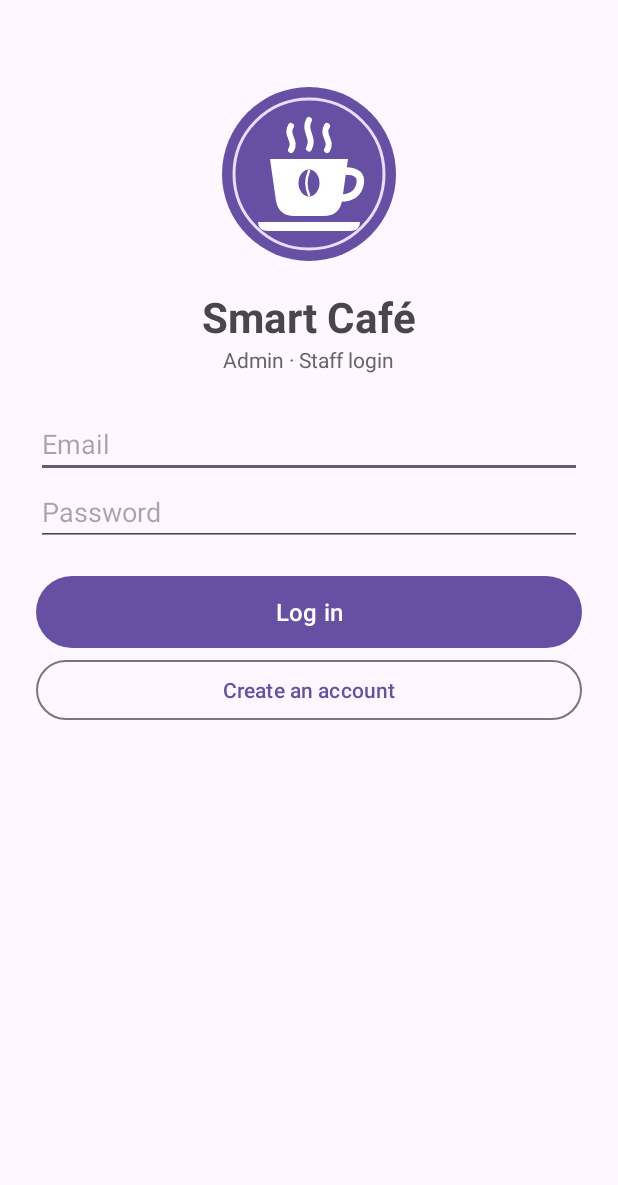
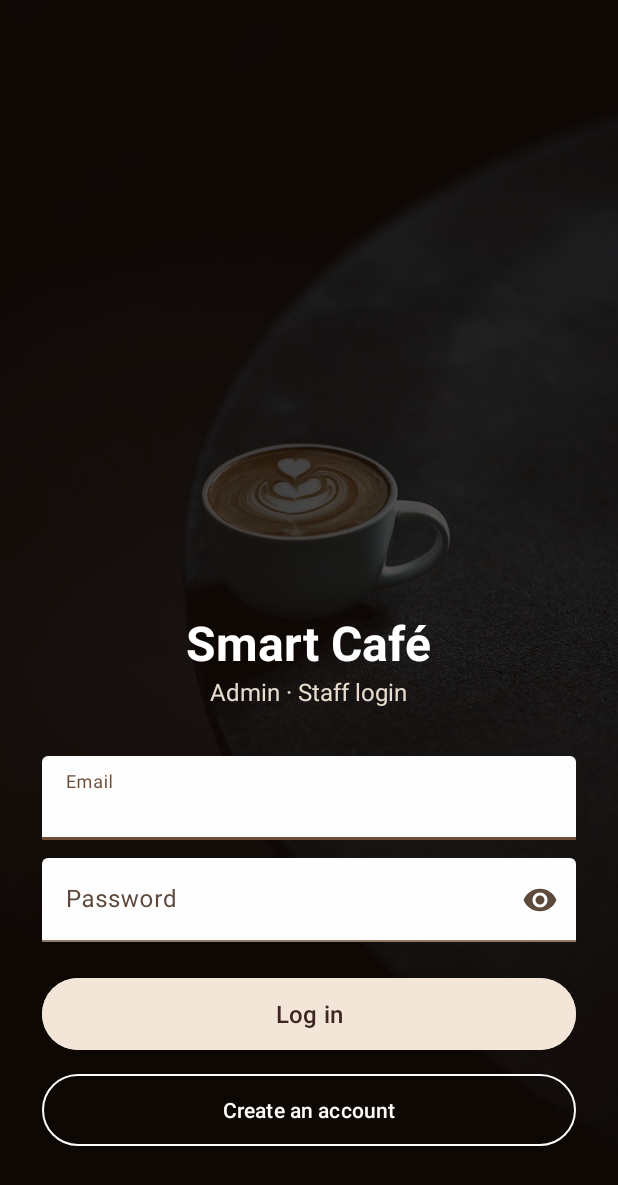
Before and after one commit to hamradsaad/CTEC3703-SmartCafeAdmin, an Android app: the screen it shows after launch (LoginActivity), on a phone screen of 412 x 824 dp. Shown: the top 1185 px of the screen. Run offline under Robolectric (Android 15) with nearby library versions, the phone set to English and light mode, and no system bars; our stand-ins replace Firebase (no records; nobody signed in at launch, a user with empty details on screens opened directly).

Commit message:
café theme (coffee/cream), photo background on login, photo header on home, removed logo from login

```diff
--- a/app/src/main/java/com/example/smartcafeadmin/BarChartView.kt
+++ b/app/src/main/java/com/example/smartcafeadmin/BarChartView.kt
@@ -20,7 +20,7 @@ class BarChartView @JvmOverloads constructor(
     private val density = resources.displayMetrics.density
 
     private val barPaint = Paint(Paint.ANTI_ALIAS_FLAG).apply {
-        color = Color.parseColor("#6750A4")
+        color = Color.parseColor("#6F4E37")
     }
     private val axisPaint = Paint(Paint.ANTI_ALIAS_FLAG).apply {
         color = Color.LTGRAY
--- a/app/src/main/res/drawable/ic_logo.xml
+++ b/app/src/main/res/drawable/ic_logo.xml
@@ -7,13 +7,13 @@
 
     <!-- Purple circle -->
     <path
-        android:fillColor="#6750A4"
+        android:fillColor="#6F4E37"
         android:pathData="M60,60m-58,0a58,58 0,1 1,116 0a58,58 0,1 1,-116 0" />
 
     <!-- Inner ring -->
     <path
         android:fillColor="#00000000"
-        android:strokeColor="#EADDFF"
+        android:strokeColor="#F3E5D8"
         android:strokeWidth="2"
         android:pathData="M60,60m-50,0a50,50 0,1 1,100 0a50,50 0,1 1,-100 0" />
 
@@ -56,7 +56,7 @@
 
     <!-- Coffee bean -->
     <path
-        android:fillColor="#6750A4"
+        android:fillColor="#6F4E37"
         android:pathData="M53,66 a7,9 0 1,0 14,0 a7,9 0 1,0 -14,0" />
     <path
         android:fillColor="#00000000"
--- a/app/src/main/res/layout/activity_edit_item.xml
+++ b/app/src/main/res/layout/activity_edit_item.xml
@@ -42,7 +42,7 @@
                 android:id="@+id/textPhotoPlaceholder"
                 android:layout_width="match_parent"
                 android:layout_height="match_parent"
-                android:background="#EADDFF"
+                android:background="#F3E5D8"
                 android:gravity="center"
                 android:text="No picture yet"
                 android:textSize="16sp" />
--- a/app/src/main/res/layout/activity_item_detail.xml
+++ b/app/src/main/res/layout/activity_item_detail.xml
@@ -32,7 +32,7 @@
                     android:id="@+id/textEmoji"
                     android:layout_width="match_parent"
                     android:layout_height="match_parent"
-                    android:background="#EADDFF"
+                    android:background="#F3E5D8"
                     android:gravity="center"
                     android:textSize="80sp" />
 
--- a/app/src/main/res/layout/activity_login.xml
+++ b/app/src/main/res/layout/activity_login.xml
@@ -1,5 +1,24 @@
 <?xml version="1.0" encoding="utf-8"?>
-<ScrollView xmlns:android="http://schemas.android.com/apk/res/android"
+<FrameLayout xmlns:android="http://schemas.android.com/apk/res/android"
+    xmlns:app="http://schemas.android.com/apk/res-auto"
+    android:layout_width="match_parent"
+    android:layout_height="match_parent">
+
+    <!-- Real café photo -->
+    <ImageView
+        android:layout_width="match_parent"
+        android:layout_height="match_parent"
+        android:importantForAccessibility="no"
+        android:scaleType="centerCrop"
+        android:src="@drawable/bg_coffee_photo" />
+
+    <!-- Dark tint so text is readable -->
+    <View
+        android:layout_width="match_parent"
+        android:layout_height="match_parent"
+        android:background="#B3140C08" />
+
+    <ScrollView
         android:id="@+id/main"
         android:layout_width="match_parent"
         android:layout_height="match_parent"
@@ -7,53 +26,66 @@
 
         <LinearLayout
             android:layout_width="match_parent"
-        android:layout_height="wrap_content"
-        android:gravity="center_horizontal"
+            android:layout_height="match_parent"
+            android:gravity="bottom|center_horizontal"
             android:orientation="vertical"
-        android:padding="24dp">
-
-        <ImageView
-            android:layout_width="120dp"
-            android:layout_height="120dp"
-            android:layout_marginTop="32dp"
-            android:contentDescription="Smart Café logo"
-            android:src="@drawable/ic_logo" />
+            android:paddingHorizontal="28dp"
+            android:paddingBottom="56dp">
 
             <TextView
                 android:layout_width="wrap_content"
                 android:layout_height="wrap_content"
                 android:layout_marginTop="16dp"
                 android:text="Smart Café"
-            android:textSize="28sp"
+                android:textColor="#FFFFFF"
+                android:textSize="32sp"
                 android:textStyle="bold" />
 
             <TextView
                 android:layout_width="wrap_content"
                 android:layout_height="wrap_content"
-            android:layout_marginBottom="24dp"
+                android:layout_marginBottom="32dp"
                 android:text="Admin · Staff login"
-            android:textColor="#666666" />
+                android:textColor="#E8DCCF"
+                android:textSize="16sp" />
 
-        <EditText
+            <com.google.android.material.textfield.TextInputLayout
+                style="@style/Widget.Material3.TextInputLayout.FilledBox"
+                android:layout_width="match_parent"
+                android:layout_height="wrap_content"
+                android:hint="Email"
+                app:boxBackgroundColor="#F2FFFFFF">
+
+                <com.google.android.material.textfield.TextInputEditText
                     android:id="@+id/editEmail"
                     android:layout_width="match_parent"
                     android:layout_height="wrap_content"
-            android:hint="Email"
                     android:inputType="textEmailAddress" />
+            </com.google.android.material.textfield.TextInputLayout>
 
-        <EditText
+            <com.google.android.material.textfield.TextInputLayout
+                style="@style/Widget.Material3.TextInputLayout.FilledBox"
+                android:layout_width="match_parent"
+                android:layout_height="wrap_content"
+                android:layout_marginTop="12dp"
+                android:hint="Password"
+                app:boxBackgroundColor="#F2FFFFFF"
+                app:endIconMode="password_toggle">
+
+                <com.google.android.material.textfield.TextInputEditText
                     android:id="@+id/editPassword"
                     android:layout_width="match_parent"
                     android:layout_height="wrap_content"
-            android:hint="Password"
                     android:inputType="textPassword" />
+            </com.google.android.material.textfield.TextInputLayout>
 
             <TextView
                 android:id="@+id/textError"
                 android:layout_width="match_parent"
                 android:layout_height="wrap_content"
-            android:layout_marginTop="8dp"
-            android:textColor="#B3261E"
+                android:layout_marginTop="12dp"
+                android:textColor="#FFB4AB"
+                android:textStyle="bold"
                 android:visibility="gone" />
 
             <ProgressBar
@@ -67,16 +99,22 @@
                 android:id="@+id/buttonLogin"
                 android:layout_width="match_parent"
                 android:layout_height="56dp"
-            android:layout_marginTop="16dp"
+                android:layout_marginTop="20dp"
+                android:backgroundTint="#F3E5D8"
                 android:text="Log in"
+                android:textColor="#3E2723"
                 android:textSize="16sp" />
 
             <Button
                 android:id="@+id/buttonRegister"
                 style="@style/Widget.Material3.Button.OutlinedButton"
                 android:layout_width="match_parent"
-            android:layout_height="wrap_content"
-            android:text="Create an account" />
+                android:layout_height="56dp"
+                android:layout_marginTop="8dp"
+                android:text="Create an account"
+                android:textColor="#FFFFFF"
+                app:strokeColor="#FFFFFF" />
 
         </LinearLayout>
     </ScrollView>
+</FrameLayout>
--- a/app/src/main/res/layout/item_menu.xml
+++ b/app/src/main/res/layout/item_menu.xml
@@ -22,7 +22,7 @@
                 android:id="@+id/textEmoji"
                 android:layout_width="match_parent"
                 android:layout_height="match_parent"
-                android:background="#EADDFF"
+                android:background="#F3E5D8"
                 android:gravity="center"
                 android:textSize="32sp" />
 
--- a/app/src/main/res/values-night/themes.xml
+++ b/app/src/main/res/values-night/themes.xml
@@ -1,7 +1,27 @@
 <resources xmlns:tools="http://schemas.android.com/tools">
-    <!-- Base application theme. -->
-    <style name="Base.Theme.SmartCafeAdmin" parent="Theme.Material3.DayNight.NoActionBar">
-        <!-- Customize your dark theme here. -->
-        <!-- <item name="colorPrimary">@color/my_dark_primary</item> -->
+
+    <!-- Smart Café theme: coffee brown and cream (CR-01) -->
+    <style name="Base.Theme.SmartCafeAdmin" parent="Theme.Material3.Light.NoActionBar">
+        <item name="colorPrimary">#6F4E37</item>
+        <item name="colorOnPrimary">#FFFFFF</item>
+        <item name="colorPrimaryContainer">#F3E5D8</item>
+        <item name="colorOnPrimaryContainer">#3E2723</item>
+
+        <item name="colorSecondary">#A47148</item>
+        <item name="colorOnSecondary">#FFFFFF</item>
+        <item name="colorSecondaryContainer">#F6E3CF</item>
+        <item name="colorOnSecondaryContainer">#3E2723</item>
+
+        <item name="android:colorBackground">#FFF8F1</item>
+        <item name="colorOnBackground">#2B1D14</item>
+        <item name="colorSurface">#FFF8F1</item>
+        <item name="colorOnSurface">#2B1D14</item>
+        <item name="colorSurfaceVariant">#EFE0D2</item>
+        <item name="colorOnSurfaceVariant">#5D4A3C</item>
+        <item name="colorOutline">#8D7A6B</item>
+
+        <item name="android:windowLightStatusBar">true</item>
     </style>
+
+    <style name="Theme.SmartCafeAdmin" parent="Base.Theme.SmartCafeAdmin" />
 </resources>
--- a/app/src/main/res/values/themes.xml
+++ b/app/src/main/res/values/themes.xml
@@ -1,8 +1,26 @@
 <resources xmlns:tools="http://schemas.android.com/tools">
-    <!-- Base application theme. -->
-    <style name="Base.Theme.SmartCafeAdmin" parent="Theme.Material3.DayNight.NoActionBar">
-        <!-- Customize your light theme here. -->
-        <!-- <item name="colorPrimary">@color/my_light_primary</item> -->
+
+    <!-- Smart Café theme: coffee brown and cream (CR-01) -->
+    <style name="Base.Theme.SmartCafeAdmin" parent="Theme.Material3.Light.NoActionBar">
+        <item name="colorPrimary">#6F4E37</item>
+        <item name="colorOnPrimary">#FFFFFF</item>
+        <item name="colorPrimaryContainer">#F3E5D8</item>
+        <item name="colorOnPrimaryContainer">#3E2723</item>
+
+        <item name="colorSecondary">#A47148</item>
+        <item name="colorOnSecondary">#FFFFFF</item>
+        <item name="colorSecondaryContainer">#F6E3CF</item>
+        <item name="colorOnSecondaryContainer">#3E2723</item>
+
+        <item name="android:colorBackground">#FFF8F1</item>
+        <item name="colorOnBackground">#2B1D14</item>
+        <item name="colorSurface">#FFF8F1</item>
+        <item name="colorOnSurface">#2B1D14</item>
+        <item name="colorSurfaceVariant">#EFE0D2</item>
+        <item name="colorOnSurfaceVariant">#5D4A3C</item>
+        <item name="colorOutline">#8D7A6B</item>
+
+        <item name="android:windowLightStatusBar">true</item>
     </style>
 
     <style name="Theme.SmartCafeAdmin" parent="Base.Theme.SmartCafeAdmin" />
```
Also changed, not shown: app/src/main/res/layout/activity_home.xml (+40 -4 lines), app/src/main/res/drawable-nodpi/bg_coffee_photo.jpg (added). Lines whose indentation alone changed are shown as unchanged.
